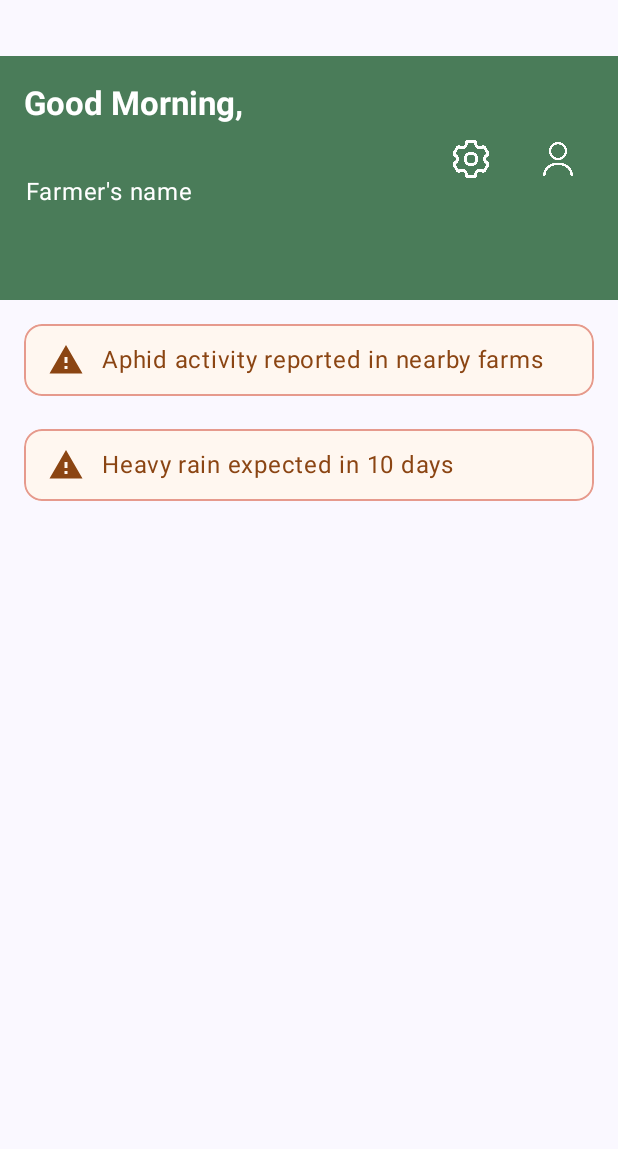
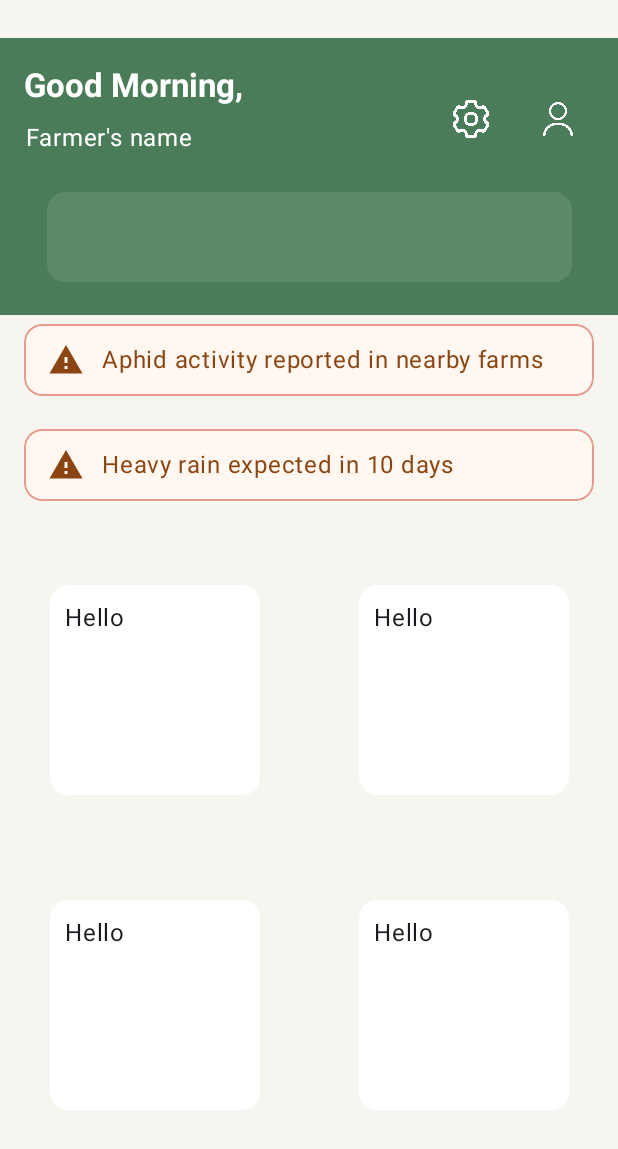
Before and after one commit to Parth4210/SmartCropAdvisorySystem, an Android app built with Jetpack Compose: the screen it shows after launch (MainActivity), on a phone screen of 412 x 824 dp. Shown: the top 1149 px of the screen. Run offline under Robolectric (Android 15) with nearby library versions, the phone set to English and light mode, and no system bars.

Commit message:
Added 4 buttons to add the main features of the app

```diff
--- a/app/build.gradle.kts
+++ b/app/build.gradle.kts
@@ -51,6 +51,7 @@ dependencies {
     implementation(libs.androidx.compose.material3)
     implementation(libs.androidx.material3)
     implementation(libs.androidx.compose.runtime)
+    implementation(libs.androidx.compose.foundation.layout)
     testImplementation(libs.junit)
     androidTestImplementation(libs.androidx.junit)
     androidTestImplementation(libs.androidx.espresso.core)
--- a/app/src/main/java/com/samadhanl/smartcropadivsorysystem/MainActivity.kt
+++ b/app/src/main/java/com/samadhanl/smartcropadivsorysystem/MainActivity.kt
@@ -1,6 +1,7 @@
 package com.samadhanl.smartcropadivsorysystem
 
 import android.os.Bundle
+import androidx.compose.runtime.getValue
 import android.widget.Toast
 import androidx.activity.ComponentActivity
 import androidx.activity.compose.setContent
@@ -8,7 +9,11 @@ import androidx.activity.enableEdgeToEdge
 import androidx.compose.foundation.Image
 import androidx.compose.foundation.background
 import androidx.compose.foundation.border
+import androidx.compose.foundation.clickable
 import androidx.compose.foundation.layout.*
+import androidx.compose.foundation.layout.Arrangement
+import androidx.compose.foundation.layout.height
+import androidx.compose.foundation.shape.CircleShape
 import androidx.compose.foundation.shape.RoundedCornerShape
 import androidx.compose.material.icons.Icons
 import androidx.compose.material.icons.filled.Warning
@@ -18,6 +23,7 @@ import androidx.compose.runtime.Composable
 import androidx.compose.runtime.LaunchedEffect
 import androidx.compose.runtime.mutableStateOf
 import androidx.compose.runtime.remember
+import androidx.compose.runtime.setValue
 import androidx.compose.ui.Alignment
 import androidx.compose.ui.Modifier
 import androidx.compose.ui.draw.clip
@@ -64,10 +70,11 @@ class MainActivity : ComponentActivity() {
                 Scaffold(
                     topBar = {
                         TopAppBar(
+
                             modifier = Modifier
                                 .fillMaxWidth()
-                                .height(200.dp)
-                                .padding(top = 37.dp),
+                                .height(120.dp)
+                                .padding(top = 25.dp),
                             title = { Text(text = greet , fontWeight = FontWeight.Bold) },
                             colors = TopAppBarDefaults.topAppBarColors(
                                 containerColor = Color(0xFF4A7C59),
@@ -75,12 +82,13 @@ class MainActivity : ComponentActivity() {
                             ),
                         )
                             Text(text = name1.value,
-                                modifier = Modifier.padding(top = 116.dp, start = 17.dp),
+                                modifier = Modifier.padding(top = 80.dp, start = 17.dp),
                                 color = Color.White
                             )
                         Button(
                             onClick = {},
-                            modifier = Modifier.padding(start = 277.dp, top = 82.dp)
+                            modifier = Modifier
+                                .padding(start = 277.dp, top = 55.dp)
                                 .background(color = Color.Transparent),
                             colors = ButtonDefaults.buttonColors(
                                 containerColor = Color.Transparent
@@ -97,7 +105,8 @@ class MainActivity : ComponentActivity() {
                         }
                         Button(
                             onClick = {},
-                            modifier = Modifier.padding(start = 335.dp, top = 82.dp)
+                            modifier = Modifier
+                                .padding(start = 335.dp, top = 55.dp)
                                 .background(color = Color.Transparent),
                             colors = ButtonDefaults.buttonColors(
                                 containerColor = Color.Transparent
@@ -113,10 +122,13 @@ class MainActivity : ComponentActivity() {
                         }
 
 
-                    }
+                    },
+
+
                 ) { innerPadding ->
                     Column(
                         modifier = Modifier
+                            .background(color = Color(0xFFF7F5F0))
                             .fillMaxSize()
                             .padding(innerPadding),
 
@@ -125,6 +137,37 @@ class MainActivity : ComponentActivity() {
                         verticalArrangement = Arrangement.spacedBy(-10.dp),
                         horizontalAlignment = Alignment.CenterHorizontally
                     ) {
+                        Box(
+                            modifier = Modifier
+                                .background(color = Color(0xFF4A7C59))
+                                .fillMaxWidth()
+                                .height(90.dp),
+
+                        ){
+                            Column(
+                                verticalArrangement = Arrangement.Center,
+                                horizontalAlignment = Alignment.CenterHorizontally,
+                                modifier = Modifier
+                                    .fillMaxSize()
+                                    .padding(bottom = 14.dp)
+                            ){
+
+                            Card (
+                                modifier = Modifier
+                                    .height(60.dp)
+                                    .width(350.dp)
+                                    .border(
+                                        width = 2.dp,
+                                        color = Color.Transparent,
+                                        shape = RoundedCornerShape(16.dp)
+                                    ),
+                                colors = CardDefaults.cardColors(
+                                    containerColor = Color(0xFF5C896A)
+                                )
+
+                            ){  }
+                            }
+                        }
                         WarningBanner(
                             message = "Aphid activity reported in nearby farms",
                             modifier = Modifier.padding(16.dp) //
@@ -135,8 +178,40 @@ class MainActivity : ComponentActivity() {
                         )
 
                     }
+                    //It contains the four buttons which provides the access to farmer to access the features  of the app
+                    Box(
+
+                    ){
+                    Column(modifier = Modifier
+                        .fillMaxSize()
+                        .padding(top = 390.dp),
+                        horizontalAlignment = Alignment.Start,
+                        verticalArrangement = Arrangement.spacedBy(70.dp),
+                        ){
+                        Row(
+                            modifier = Modifier.fillMaxWidth(),
+                            horizontalArrangement = Arrangement.SpaceAround,
+                            verticalAlignment = Alignment.CenterVertically
+                        )
+                        {
+                            Small_card()
+                            Small_card()
+                        }
+                        Row(
+                            modifier = Modifier.fillMaxWidth(),
+                            horizontalArrangement = Arrangement.SpaceAround,
+                            verticalAlignment = Alignment.CenterVertically
+                        )
+                        {
+                            Small_card()
+                            Small_card()
+                        }
+                    }
 
 
+
+
+                    }
                 }
 
             }
@@ -185,3 +260,33 @@ fun WarningBanner(
 fun WarningBannerPreview() {
     WarningBanner(message = "Aphid activity reported in nearby farms")
 }
+
+
+@Composable
+fun Small_card(){
+    //Used on the dashboard page for creating the navigation buttons
+    var isClicked by remember { mutableStateOf(false) }
+
+        Card(
+            modifier = Modifier
+                .clickable { isClicked = !isClicked }
+                .width(140.dp)
+                .height(140.dp)
+                .border(
+                    width = 2.dp,
+                    color = Color.Transparent,
+                    shape = RoundedCornerShape(5.dp)
+                ),
+
+            colors = CardDefaults.cardColors(
+                containerColor = if(isClicked) Color(0xFF979797) else Color(0xFFFFFFFF)
+
+            )
+        ) {
+            Text(
+                text = "Hello",
+                modifier = Modifier.padding(10.dp)
+            )
+
+    }
+}
--- a/gradle/libs.versions.toml
+++ b/gradle/libs.versions.toml
@@ -10,6 +10,7 @@ activityCompose = "1.11.0"
 composeBom = "2024.09.00"
 material3 = "1.3.2"
 runtime = "1.9.1"
+foundationLayout = "1.9.1"
 
 [libraries]
 androidx-core-ktx = { group = "androidx.core", name = "core-ktx", version.ref = "coreKtx" }
@@ -28,6 +29,7 @@ androidx-compose-ui-test-junit4 = { group = "androidx.compose.ui", name = "ui-te
 androidx-compose-material3 = { group = "androidx.compose.material3", name = "material3" }
 androidx-material3 = { group = "androidx.compose.material3", name = "material3", version.ref = "material3" }
 androidx-compose-runtime = { group = "androidx.compose.runtime", name = "runtime", version.ref = "runtime" }
+androidx-compose-foundation-layout = { group = "androidx.compose.foundation", name = "foundation-layout", version.ref = "foundationLayout" }
 
 [plugins]
 android-application = { id = "com.android.application", version.ref = "agp" }
```
